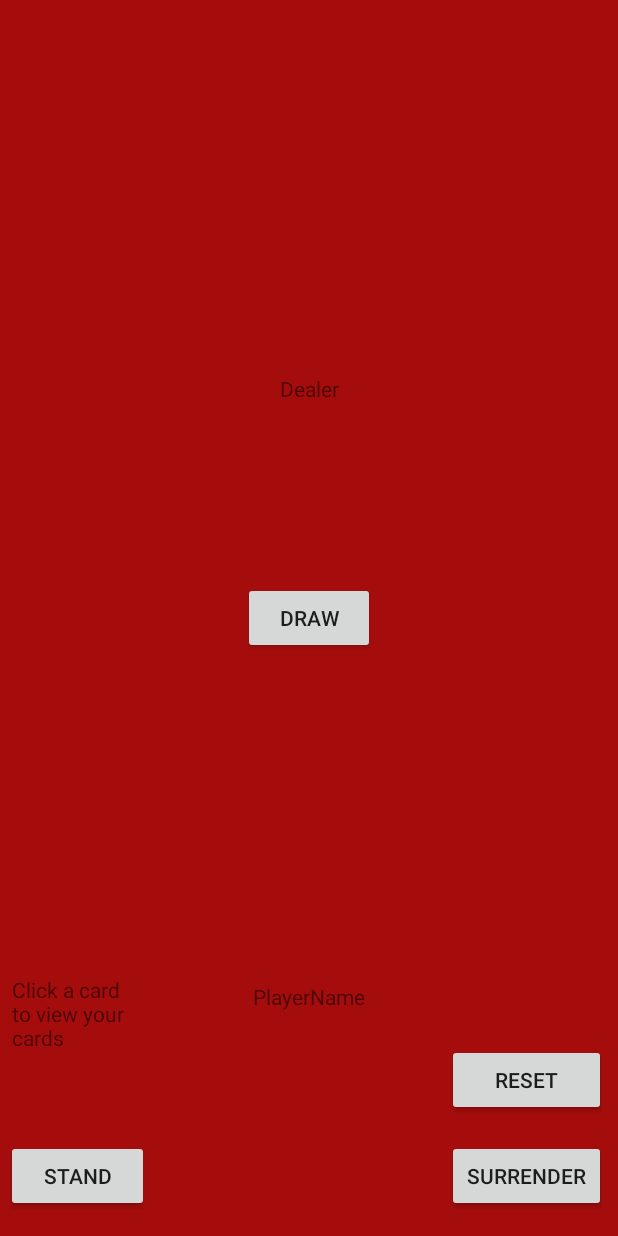
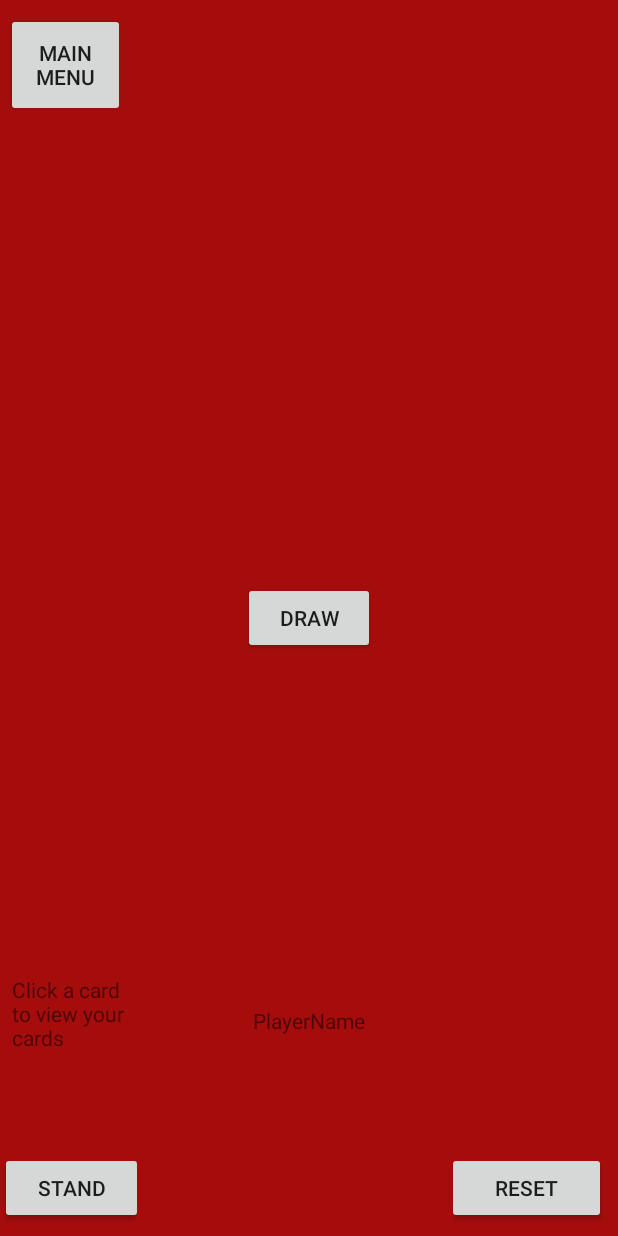
Before and after one commit to Egonzalez897/BlackJack, an Android app: the layout activity_main.xml on its own in the app's theme, with its tools: preview values and no code run, on a phone screen of 412 x 824 dp. Run offline under Robolectric (Android 15) with nearby library versions, the phone set to English and light mode, and no system bars.

Commit message:
Added ability to have up to two extra cpu's. Randomized order of players. Automatically hands cards to all players.

```diff
--- a/app/src/main/res/layout/activity_main.xml
+++ b/app/src/main/res/layout/activity_main.xml
@@ -8,33 +8,85 @@
     tools:context=".MainActivity">
 
     <ImageView
-        android:id="@+id/dealerCard2"
+        android:id="@+id/rightCard1"
+        android:layout_width="122dp"
+        android:layout_height="73dp"
+        android:layout_marginBottom="8dp"
+        android:layout_marginTop="8dp"
+        app:layout_constraintBottom_toBottomOf="parent"
+        app:layout_constraintEnd_toEndOf="parent"
+        app:layout_constraintTop_toBottomOf="@+id/rightCard2"
+        app:layout_constraintVertical_bias="0.0"
+        app:srcCompat="@android:color/transparent" />
+
+    <ImageView
+        android:id="@+id/leftCard2"
+        android:layout_width="122dp"
+        android:layout_height="73dp"
+        android:layout_marginBottom="8dp"
+        android:layout_marginLeft="4dp"
+        android:layout_marginStart="4dp"
+        android:layout_marginTop="8dp"
+        app:layout_constraintBottom_toBottomOf="parent"
+        app:layout_constraintStart_toStartOf="parent"
+        app:layout_constraintTop_toBottomOf="@+id/leftCard1"
+        app:layout_constraintVertical_bias="0.0"
+        app:srcCompat="@android:color/transparent" />
+
+    <ImageView
+        android:id="@+id/leftCard1"
+        android:layout_width="122dp"
+        android:layout_height="72dp"
+        android:layout_marginBottom="8dp"
+        android:layout_marginLeft="4dp"
+        android:layout_marginStart="4dp"
+        android:layout_marginTop="8dp"
+        app:layout_constraintBottom_toBottomOf="parent"
+        app:layout_constraintStart_toStartOf="parent"
+        app:layout_constraintTop_toTopOf="parent"
+        app:layout_constraintVertical_bias="0.39"
+        app:srcCompat="@android:color/transparent" />
+
+    <ImageView
+        android:id="@+id/rightCard2"
+        android:layout_width="122dp"
+        android:layout_height="73dp"
+        android:layout_marginBottom="8dp"
+        android:layout_marginTop="8dp"
+        app:layout_constraintBottom_toBottomOf="parent"
+        app:layout_constraintEnd_toEndOf="parent"
+        app:layout_constraintTop_toTopOf="parent"
+        app:layout_constraintVertical_bias="0.39"
+        app:srcCompat="@android:color/transparent" />
+
+    <ImageView
+        android:id="@+id/topCard1"
         android:layout_width="73dp"
-        android:layout_height="138dp"
+        android:layout_height="122dp"
         android:layout_marginEnd="8dp"
         android:layout_marginLeft="8dp"
         android:layout_marginRight="8dp"
         android:layout_marginStart="8dp"
         app:layout_constraintEnd_toEndOf="parent"
-        app:layout_constraintHorizontal_bias="0.61"
+        app:layout_constraintHorizontal_bias="0.64"
         app:layout_constraintStart_toStartOf="parent"
         app:layout_constraintTop_toTopOf="parent"
         app:srcCompat="@android:color/transparent" />
 
     <ImageView
-        android:id="@+id/dealerCard"
+        android:id="@+id/topCard2"
         android:layout_width="73dp"
-        android:layout_height="138dp"
-        android:layout_marginEnd="4dp"
-        android:layout_marginRight="4dp"
-        app:layout_constraintEnd_toStartOf="@+id/dealerCard2"
+        android:layout_height="122dp"
+        android:layout_marginEnd="8dp"
+        android:layout_marginRight="8dp"
+        app:layout_constraintEnd_toStartOf="@+id/topCard1"
         app:layout_constraintTop_toTopOf="parent"
         app:srcCompat="@android:color/transparent" />
 
     <ImageView
         android:id="@+id/playerCard1"
         android:layout_width="73dp"
-        android:layout_height="138dp"
+        android:layout_height="122dp"
         android:layout_marginEnd="4dp"
         android:layout_marginRight="4dp"
         app:layout_constraintBottom_toBottomOf="parent"
@@ -44,7 +96,7 @@
     <ImageView
         android:id="@+id/playerCard2"
         android:layout_width="73dp"
-        android:layout_height="138dp"
+        android:layout_height="122dp"
         android:layout_marginEnd="8dp"
         android:layout_marginLeft="8dp"
         android:layout_marginRight="8dp"
@@ -57,14 +109,14 @@
 
     <Button
         android:id="@+id/surrenderBtn"
-        android:layout_width="106dp"
-        android:layout_height="wrap_content"
-        android:layout_marginBottom="16dp"
-        android:layout_marginEnd="8dp"
-        android:layout_marginRight="8dp"
-        android:text="Surrender"
-        app:layout_constraintBottom_toBottomOf="parent"
-        app:layout_constraintEnd_toEndOf="parent" />
+        android:layout_width="79dp"
+        android:layout_height="69dp"
+        android:layout_marginBottom="44dp"
+        android:layout_marginLeft="4dp"
+        android:layout_marginStart="4dp"
+        android:text="Main Menu"
+        app:layout_constraintBottom_toBottomOf="@+id/topCard2"
+        app:layout_constraintStart_toStartOf="parent" />
 
     <Button
         android:id="@+id/drawBtn"
@@ -77,6 +129,7 @@
         android:layout_marginStart="8dp"
         android:layout_marginTop="8dp"
         android:text="Draw"
+        android:visibility="visible"
         app:layout_constraintBottom_toBottomOf="parent"
         app:layout_constraintEnd_toEndOf="parent"
         app:layout_constraintStart_toStartOf="parent"
@@ -86,17 +139,16 @@
         android:id="@+id/standBtn"
         android:layout_width="95dp"
         android:layout_height="wrap_content"
-        android:layout_marginBottom="16dp"
-        android:layout_marginLeft="4dp"
-        android:layout_marginStart="4dp"
+        android:layout_marginBottom="8dp"
         android:text="Stand"
+        android:visibility="visible"
         app:layout_constraintBottom_toBottomOf="parent"
         app:layout_constraintStart_toStartOf="parent" />
 
     <TextView
-        android:id="@+id/dealerTxt"
+        android:id="@+id/topTxt"
         android:layout_width="wrap_content"
-        android:layout_height="wrap_content"
+        android:layout_height="17dp"
         android:layout_marginBottom="8dp"
         android:layout_marginEnd="8dp"
         android:layout_marginLeft="8dp"
@@ -104,11 +156,12 @@
         android:layout_marginStart="8dp"
         android:layout_marginTop="8dp"
         android:text="Dealer"
+        android:visibility="invisible"
         app:layout_constraintBottom_toBottomOf="parent"
         app:layout_constraintEnd_toEndOf="parent"
         app:layout_constraintStart_toStartOf="parent"
-        app:layout_constraintTop_toTopOf="parent"
-        app:layout_constraintVertical_bias="0.306" />
+        app:layout_constraintTop_toBottomOf="@+id/topCard1"
+        app:layout_constraintVertical_bias="0.0" />
 
     <TextView
         android:id="@+id/playerTxt"
@@ -120,6 +173,7 @@
         android:layout_marginRight="8dp"
         android:layout_marginStart="8dp"
         android:text="PlayerName"
+        android:visibility="visible"
         app:layout_constraintBottom_toTopOf="@+id/playerCard2"
         app:layout_constraintEnd_toEndOf="parent"
         app:layout_constraintHorizontal_bias="0.501"
@@ -134,6 +188,7 @@
         android:layout_marginStart="8dp"
         android:layout_marginTop="8dp"
         android:text="Click a card to view your cards"
+        android:visibility="visible"
         app:layout_constraintBottom_toBottomOf="parent"
         app:layout_constraintStart_toStartOf="parent"
         app:layout_constraintTop_toTopOf="parent"
@@ -143,11 +198,36 @@
         android:id="@+id/resetBtn"
         android:layout_width="106dp"
         android:layout_height="wrap_content"
-        android:layout_marginBottom="16dp"
+        android:layout_marginBottom="8dp"
         android:layout_marginEnd="8dp"
         android:layout_marginRight="8dp"
         android:text="Reset"
-        app:layout_constraintBottom_toTopOf="@+id/surrenderBtn"
+        android:visibility="visible"
+        app:layout_constraintBottom_toBottomOf="parent"
+        app:layout_constraintEnd_toEndOf="parent" />
+
+    <TextView
+        android:id="@+id/leftTxt"
+        android:layout_width="wrap_content"
+        android:layout_height="wrap_content"
+        android:layout_marginBottom="8dp"
+        android:layout_marginLeft="36dp"
+        android:layout_marginStart="36dp"
+        android:text="TextView"
+        android:visibility="invisible"
+        app:layout_constraintBottom_toTopOf="@+id/leftCard1"
+        app:layout_constraintStart_toStartOf="parent" />
+
+    <TextView
+        android:id="@+id/rightTxt"
+        android:layout_width="wrap_content"
+        android:layout_height="wrap_content"
+        android:layout_marginBottom="8dp"
+        android:layout_marginEnd="48dp"
+        android:layout_marginRight="48dp"
+        android:text="TextView"
+        android:visibility="invisible"
+        app:layout_constraintBottom_toTopOf="@+id/rightCard2"
         app:layout_constraintEnd_toEndOf="parent" />
 
 </android.support.constraint.ConstraintLayout>
--- a/lib/src/main/java/com/example/lib/Computer.java
+++ b/lib/src/main/java/com/example/lib/Computer.java
@@ -1,4 +1,9 @@
 package com.example.lib;
 
 public class Computer extends Player {
+    private String name = "Computer";
+
+    public String getName() {
+        return name;
+    }
 }
--- a/lib/src/main/java/com/example/lib/Dealer.java
+++ b/lib/src/main/java/com/example/lib/Dealer.java
@@ -1,4 +1,9 @@
 package com.example.lib;
 
 public class Dealer extends Player {
+    private String name = "Dealer";
+
+    public String getName() {
+        return name;
+    }
 }
```
Also changed, not shown: app/src/main/res/layout/activity_home_screen.xml (+19 -0 lines), app/src/main/res/layout/instructions.xml (+3 -6 lines), lib/src/main/java/com/example/lib/Game.java (+43 -0 lines), lib/src/main/java/com/example/lib/Location.java (added, +8 -0 lines), lib/src/main/java/com/example/lib/Player.java (+21 -2 lines), 2 other files.
